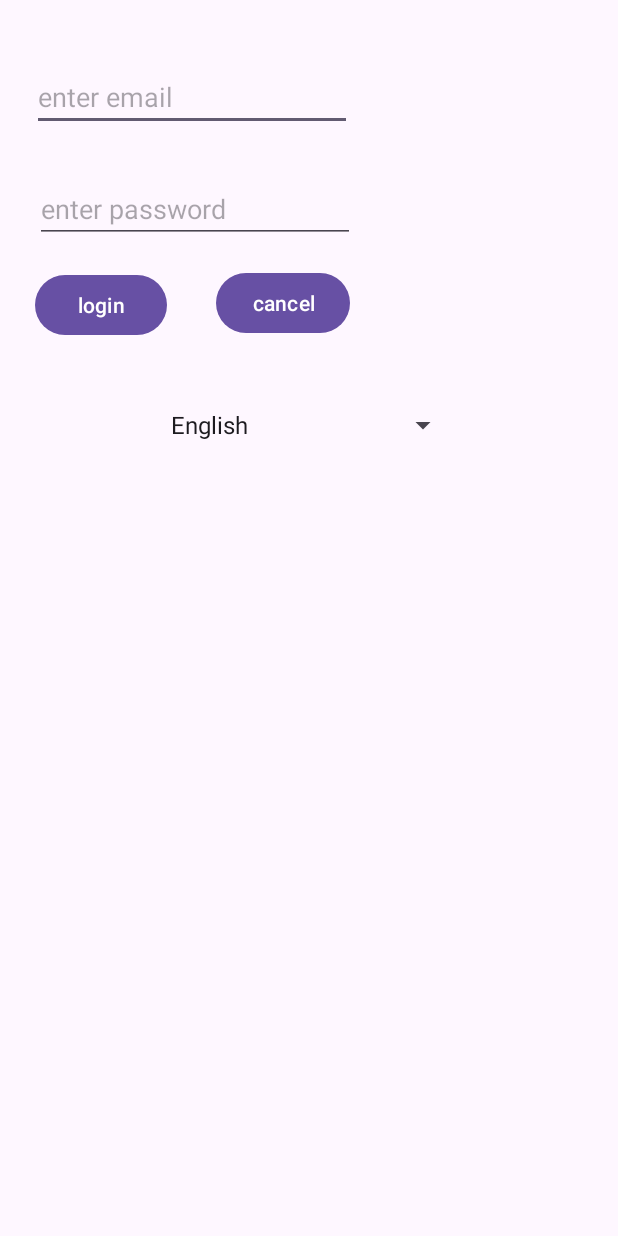
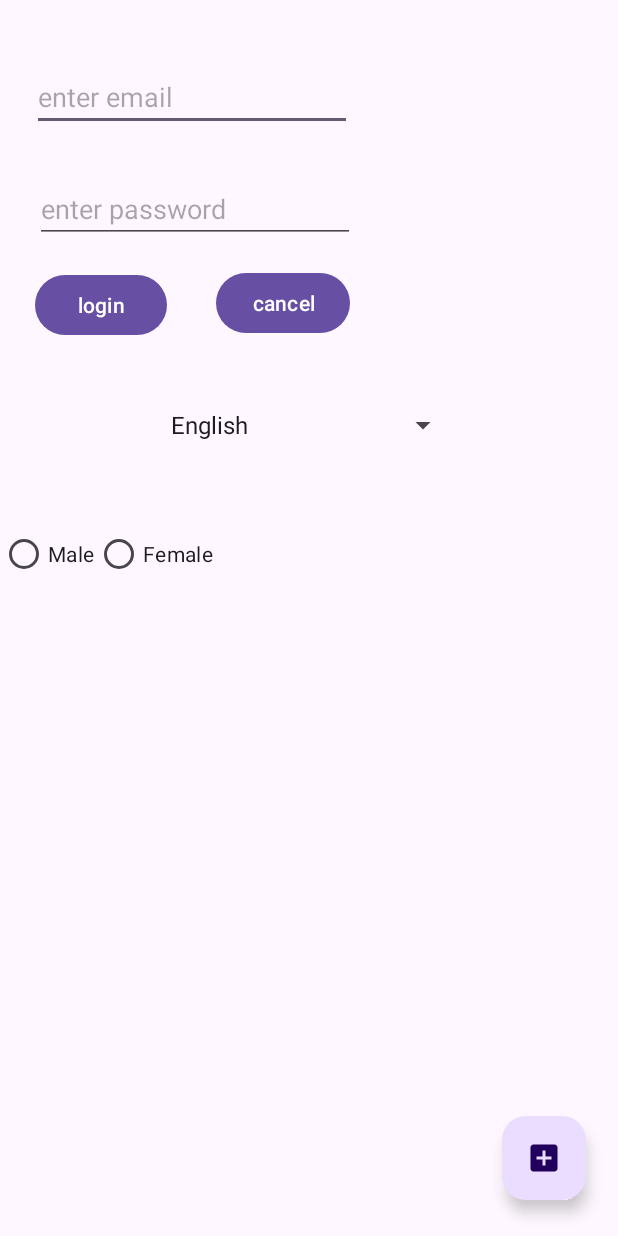
Before and after one commit to abdultanveer/amdocsapp, an Android app: the layout activity_main.xml on its own in the app's theme, with its tools: preview values and no code run, on a phone screen of 412 x 824 dp. Run offline under Robolectric (Android 15) with nearby library versions, the phone set to English and light mode, and no system bars.

Commit message:
viewbinding, oncheckchangedlistener

```diff
--- a/app/build.gradle.kts
+++ b/app/build.gradle.kts
@@ -4,6 +4,10 @@ plugins {
 }
 
 android {
+    buildFeatures{
+        viewBinding = true
+    }
+
     namespace = "com.example.amdocsapp"
     compileSdk = 34
 
--- /dev/null
+++ b/app/src/main/res/drawable/baseline_add_box_24.xml
@@ -0,0 +1,5 @@
+<vector xmlns:android="http://schemas.android.com/apk/res/android" android:height="24dp" android:tint="#332F99" android:viewportHeight="24" android:viewportWidth="24" android:width="24dp">
+
+    <path android:fillColor="@android:color/white" android:pathData="M19,3L5,3c-1.11,0 -2,0.9 -2,2v14c0,1.1 0.89,2 2,2h14c1.1,0 2,-0.9 2,-2L21,5c0,-1.1 -0.9,-2 -2,-2zM17,13h-4v4h-2v-4L7,13v-2h4L11,7h2v4h4v2z"/>
+
+</vector>
--- a/app/src/main/res/layout/activity_main.xml
+++ b/app/src/main/res/layout/activity_main.xml
@@ -58,13 +58,47 @@
 
     <Spinner
         android:id="@+id/languagesSpinner"
-        android:entries="@array/languages"
         android:layout_width="200dp"
         android:layout_height="wrap_content"
         android:layout_marginStart="1dp"
         android:layout_marginTop="44dp"
         android:layout_marginEnd="1dp"
+        android:entries="@array/languages"
         app:layout_constraintEnd_toEndOf="parent"
         app:layout_constraintStart_toStartOf="parent"
         app:layout_constraintTop_toBottomOf="@+id/btnLogin" />
+
+    <com.google.android.material.floatingactionbutton.FloatingActionButton
+        android:id="@+id/floatingActionButton"
+        android:layout_width="wrap_content"
+        android:layout_height="wrap_content"
+        android:layout_marginEnd="21dp"
+        android:layout_marginBottom="24dp"
+        android:clickable="true"
+        app:layout_constraintBottom_toBottomOf="parent"
+        app:layout_constraintEnd_toEndOf="parent"
+        app:srcCompat="@drawable/baseline_add_box_24" />
+
+    <RadioGroup
+        android:id="@+id/radioGroup"
+        android:layout_width="match_parent"
+        android:layout_height="wrap_content"
+        android:layout_marginTop="50dp"
+        android:orientation="horizontal"
+        app:layout_constraintEnd_toEndOf="parent"
+        app:layout_constraintStart_toStartOf="parent"
+        app:layout_constraintTop_toBottomOf="@+id/languagesSpinner">
+
+        <RadioButton
+            android:id="@+id/maleRb"
+            android:layout_width="wrap_content"
+            android:layout_height="wrap_content"
+            android:text="Male" />
+
+        <RadioButton
+            android:id="@+id/femaleRb"
+            android:layout_width="wrap_content"
+            android:layout_height="wrap_content"
+            android:text="Female" />
+    </RadioGroup>
 </androidx.constraintlayout.widget.ConstraintLayout>
```
Also changed, not shown: app/src/main/java/com/example/amdocsapp/MainActivity.kt (+36 -11 lines).
